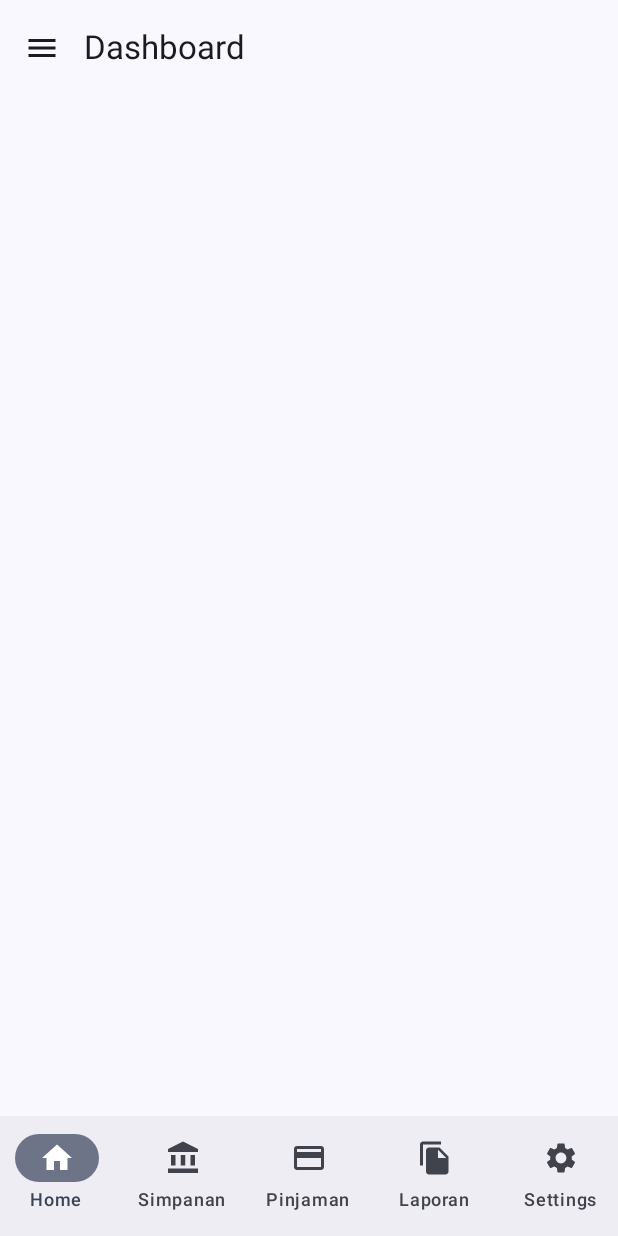
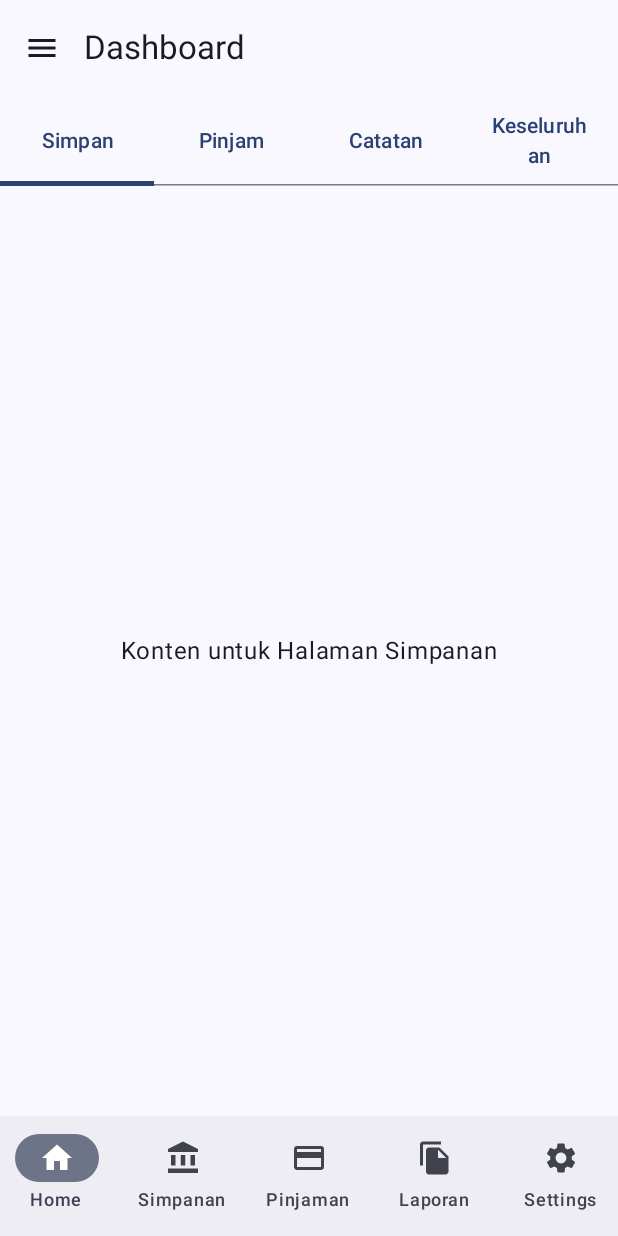
Before and after one commit to hhoow0093/Koperasi-Simpan-Pinjam, an Android app built with Jetpack Compose: the screen it shows after launch (MainActivity), on a phone screen of 412 x 824 dp. Run offline under Robolectric (Android 15) with nearby library versions, the phone set to English and light mode, and no system bars.

Commit message:
Tambahkan Top Tab Bar di Dashboard

```diff
--- a/app/src/main/java/eu/tutorials/koperasi_simpan_pinjam/MainActivity.kt
+++ b/app/src/main/java/eu/tutorials/koperasi_simpan_pinjam/MainActivity.kt
@@ -71,7 +71,7 @@ val Martel = FontFamily(
 class MainActivity : ComponentActivity() {
     override fun onCreate(savedInstanceState: Bundle?) {
         super.onCreate(savedInstanceState)
-        enableEdgeToEdge()
+        //enableEdgeToEdge()
         setContent {
             KoperasiSimpanPinjamTheme {
                 KoperasiSimpanPinjamTheme {
--- a/app/src/main/java/eu/tutorials/koperasi_simpan_pinjam/pages/DashBoard.kt
+++ b/app/src/main/java/eu/tutorials/koperasi_simpan_pinjam/pages/DashBoard.kt
@@ -1,26 +1,35 @@
 package eu.tutorials.koperasi_simpan_pinjam.pages
 
-import androidx.compose.foundation.layout.*
+import androidx.compose.foundation.ExperimentalFoundationApi
+import androidx.compose.foundation.layout.Box
+import androidx.compose.foundation.layout.Column
+import androidx.compose.foundation.layout.fillMaxSize
+import androidx.compose.foundation.layout.padding
+import androidx.compose.foundation.pager.HorizontalPager
+import androidx.compose.foundation.pager.rememberPagerState
 import androidx.compose.material.icons.Icons
 import androidx.compose.material.icons.filled.*
 import androidx.compose.material3.*
 import androidx.compose.runtime.*
 import androidx.compose.ui.Alignment
 import androidx.compose.ui.Modifier
+import androidx.compose.ui.graphics.vector.ImageVector
 import androidx.compose.ui.unit.dp
 import androidx.navigation.NavHostController
 import kotlinx.coroutines.launch
 
+// Data class untuk item di drawer
 data class DrawerItem(val title: String, val icon: @Composable () -> Unit, val route: String)
+// Data class untuk item di bottom bar
+data class BottomBarItem(val label: String, val icon: ImageVector, val route: String)
 
-data class BottomBarItem(val label: String, val icon: androidx.compose.ui.graphics.vector.ImageVector, val route: String)
-
-@OptIn(ExperimentalMaterial3Api::class)
+@OptIn(ExperimentalMaterial3Api::class, ExperimentalFoundationApi::class)
 @Composable
 fun DashBoard(navController: NavHostController, modifier: Modifier = Modifier) {
     val drawerState = rememberDrawerState(initialValue = DrawerValue.Closed)
     val scope = rememberCoroutineScope()
 
+    // Daftar item untuk menu samping (drawer)
     val drawerItems = listOf(
         DrawerItem("Dashboard", { Icon(Icons.Default.Home, contentDescription = null) }, "dashboard"),
         DrawerItem("Simpanan", { Icon(Icons.Default.AccountBalance, contentDescription = null) }, "simpanan"),
@@ -29,6 +38,7 @@ fun DashBoard(navController: NavHostController, modifier: Modifier = Modifier) {
         DrawerItem("Pengaturan", { Icon(Icons.Default.Settings, contentDescription = null) }, "pengaturan")
     )
 
+    // Daftar item untuk navigasi bawah
     val bottomItems = listOf(
         BottomBarItem("Home", Icons.Default.Home, "dashboard"),
         BottomBarItem("Simpanan", Icons.Default.AccountBalance, "simpanan"),
@@ -56,7 +66,8 @@ fun DashBoard(navController: NavHostController, modifier: Modifier = Modifier) {
                         selected = false,
                         onClick = {
                             scope.launch { drawerState.close() }
-                            navController.navigate("dummy/${item.title}") {
+                            // Navigasi bisa disesuaikan nanti
+                            navController.navigate(item.route) {
                                 launchSingleTop = true
                             }
                         }
@@ -85,7 +96,8 @@ fun DashBoard(navController: NavHostController, modifier: Modifier = Modifier) {
                             selected = selectedBottomIndex == index,
                             onClick = {
                                 selectedBottomIndex = index
-                                navController.navigate("dummy/${item.label}") {
+                                // Navigasi bisa disesuaikan nanti
+                                navController.navigate(item.route) {
                                     launchSingleTop = true
                                 }
                             }
@@ -94,21 +106,79 @@ fun DashBoard(navController: NavHostController, modifier: Modifier = Modifier) {
                 }
             }
         ) { innerPadding ->
-            Box(
-                modifier = modifier
-                    .fillMaxSize()
-                    .padding(innerPadding)
-            )
+            // KONTEN UTAMA DENGAN TOP TAB BAR DIMULAI DARI SINI
+            Column(modifier = Modifier.padding(innerPadding)) {
+                // 1. Definisikan daftar judul untuk setiap tab
+                val tabs = listOf("Simpan", "Pinjam", "Catatan", "Keseluruhan")
+
+                // 2. Buat PagerState untuk mengontrol halaman
+                val pagerState = rememberPagerState(pageCount = { tabs.size })
+                val coroutineScope = rememberCoroutineScope()
+
+                // 3. Buat TabRow (Baris Tab di Atas)
+                TabRow(selectedTabIndex = pagerState.currentPage) {
+                    tabs.forEachIndexed { index, title ->
+                        Tab(
+                            selected = pagerState.currentPage == index,
+                            onClick = {
+                                coroutineScope.launch {
+                                    pagerState.animateScrollToPage(index)
+                                }
+                            },
+                            text = { Text(text = title) }
+                        )
+                    }
+                }
+
+                // 4. Buat HorizontalPager (Konten yang Bisa Digeser)
+                HorizontalPager(state = pagerState) { page ->
+                    when (page) {
+                        0 -> SimpananContent()
+                        1 -> PinjamanContent()
+                        2 -> CatatanContent()
+                        3 -> KeseluruhanContent()
+                    }
+                }
+            }
         }
+    }
+}
+@Composable
+fun SimpananContent() {
+    Box(
+        modifier = Modifier.fillMaxSize(),
+        contentAlignment = Alignment.Center
+    ) {
+        Text(text = "Konten untuk Halaman Simpanan")
     }
 }
 
 @Composable
-fun DummyPage(title: String) {
+fun PinjamanContent() {
     Box(
         modifier = Modifier.fillMaxSize(),
         contentAlignment = Alignment.Center
     ) {
-        Text(text = "This is a dummy page for: $title", style = MaterialTheme.typography.titleMedium)
+        Text(text = "Konten untuk Halaman Pinjaman")
     }
 }
+
+@Composable
+fun CatatanContent() {
+    Box(
+        modifier = Modifier.fillMaxSize(),
+        contentAlignment = Alignment.Center
+    ) {
+        Text(text = "Konten untuk Halaman Catatan")
+    }
+}
+
+@Composable
+fun KeseluruhanContent() {
+    Box(
+        modifier = Modifier.fillMaxSize(),
+        contentAlignment = Alignment.Center
+    ) {
+        Text(text = "Konten untuk Halaman Keseluruhan")
+    }
+}
```
